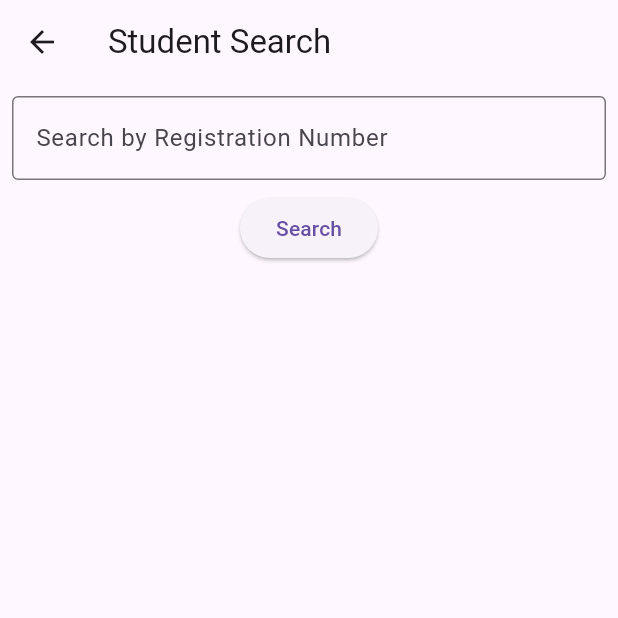
After one commit to kanishkaviraj12/student_attdence, a Flutter app: the StudentSearchScreen screen opened directly, after a tap on "Search", on a phone screen of 412 x 824 dp, the top half of it. The commit adds this screen. Run offline on Flutter 3.47's test engine with Material 3 defaults, Android fonts, the phone set to English and light mode, and no system bars; our stand-ins replace cloud_firestore, firebase_core, firebase_storage, fluttertoast, image_gallery_saver, permission_handler and 2 more; missing offline and left inert: flutter_barcode_scanner, qr_code_scanner, syncfusion_flutter_barcodes; accounts and stored records are empty.

```diff
--- /dev/null
+++ b/lib/AddStudentForCourses.dart
@@ -0,0 +1,132 @@
+import 'package:flutter/material.dart';
+
+class StudentSearchScreen extends StatefulWidget {
+  @override
+  _StudentSearchScreenState createState() => _StudentSearchScreenState();
+}
+
+class _StudentSearchScreenState extends State<StudentSearchScreen> {
+  TextEditingController _searchController = TextEditingController();
+  Student? _selectedStudent;
+  List<Course> _selectedCourses = [];
+
+  // Sample student data
+  List<Student> _students = [
+    Student(regNumber: '123', name: 'John Doe', department: 'Computer Science'),
+    Student(
+        regNumber: '456',
+        name: 'Jane Smith',
+        department: 'Electrical Engineering'),
+  ];
+
+  // Sample course data
+  List<Course> _courses = [
+    Course(name: 'Mathematics'),
+    Course(name: 'Physics'),
+    Course(name: 'Chemistry'),
+  ];
+
+  @override
+  Widget build(BuildContext context) {
+    return Scaffold(
+      appBar: AppBar(
+        title: Text('Student Search'),
+      ),
+      body: Column(
+        children: [
+          Padding(
+            padding: const EdgeInsets.all(8.0),
+            child: TextField(
+              controller: _searchController,
+              decoration: InputDecoration(
+                labelText: 'Search by Registration Number',
+                border: OutlineInputBorder(),
+              ),
+            ),
+          ),
+          ElevatedButton(
+            onPressed: _searchStudent,
+            child: Text('Search'),
+          ),
+          if (_selectedStudent != null) ...[
+            SizedBox(height: 20),
+            Text('Student Details:'),
+            Text('Name: ${_selectedStudent!.name}'),
+            Text('Registration Number: ${_selectedStudent!.regNumber}'),
+            Text('Department: ${_selectedStudent!.department}'),
+            SizedBox(height: 20),
+            Text('Select Courses:'),
+            Column(
+              children: _courses.map((course) {
+                return CheckboxListTile(
+                  title: Text(course.name),
+                  value: _selectedCourses.contains(course),
+                  onChanged: (bool? value) {
+                    setState(() {
+                      if (value != null && value) {
+                        _selectedCourses.add(course);
+                      } else {
+                        _selectedCourses.remove(course);
+                      }
+                    });
+                  },
+                );
+              }).toList(),
+            ),
+            ElevatedButton(
+              onPressed: () {
+                // Add your logic to add selected courses to student
+              },
+              child: Text('Add Courses'),
+            ),
+          ],
+        ],
+      ),
+    );
+  }
+
+  // Method to search for a student by registration number
+  void _searchStudent() {
+    String searchText = _searchController.text.trim();
+
+    // Flag to indicate if the student is found
+    bool studentFound = false;
+
+    // Iterate through the list of students to find a match
+    for (Student student in _students) {
+      if (student.regNumber == searchText) {
+        setState(() {
+          _selectedStudent = student;
+        });
+        studentFound = true;
+        break;
+      }
+    }
+
+    // If student is not found, reset the selected student
+    if (!studentFound) {
+      setState(() {
+        _selectedStudent = null;
+      });
+    }
+  }
+}
+
+// Sample data for demonstration
+class Student {
+  final String regNumber;
+  final String name;
+  final String department;
+
+  Student({
+    required this.regNumber,
+    required this.name,
+    required this.department,
+  });
+}
+
+class Course {
+  final String name;
+
+  Course({required this.name});
+}
--- a/lib/ViewCourses.dart
+++ b/lib/ViewCourses.dart
@@ -63,6 +63,7 @@ class _ViewCoursesState extends State<ViewCourses> {
                   MaterialPageRoute(
                     builder: (context) => Barcodescanner(
                       courseName: courses[index],
+                      teacherName: widget.teacherName,
                     ),
                   ),
                 );
--- a/lib/newhome.dart
+++ b/lib/newhome.dart
@@ -2,6 +2,7 @@
 
 import 'package:flutter/material.dart';
 import 'package:student_attdence/AddCourses.dart';
+import 'package:student_attdence/AddStudentForCourses.dart';
 import 'package:student_attdence/AttendanceReport.dart';
 import 'package:student_attdence/ViewTeachers.dart';
 import 'package:student_attdence/home.dart';
@@ -20,6 +21,7 @@ class _MyHomePageState extends State<MyHomePage> {
     AddCourses(),
     HomePage(),
     Report(),
+    StudentSearchScreen(),
   ];
 
   void _onItemTapped(int index) {
@@ -56,6 +58,10 @@ class _MyHomePageState extends State<MyHomePage> {
             icon: Icon(Icons.repartition_rounded),
             label: 'Attendace report',
           ),
+          BottomNavigationBarItem(
+            icon: Icon(Icons.person_2_outlined),
+            label: 'Add Student',
+          ),
         ],
         currentIndex: _selectedIndex,
         selectedItemColor: Colors.blue,
```
Also changed, not shown: lib/barcodescanner.dart (+92 -29 lines), lib/markAttendance.dart (+16 -97 lines).
